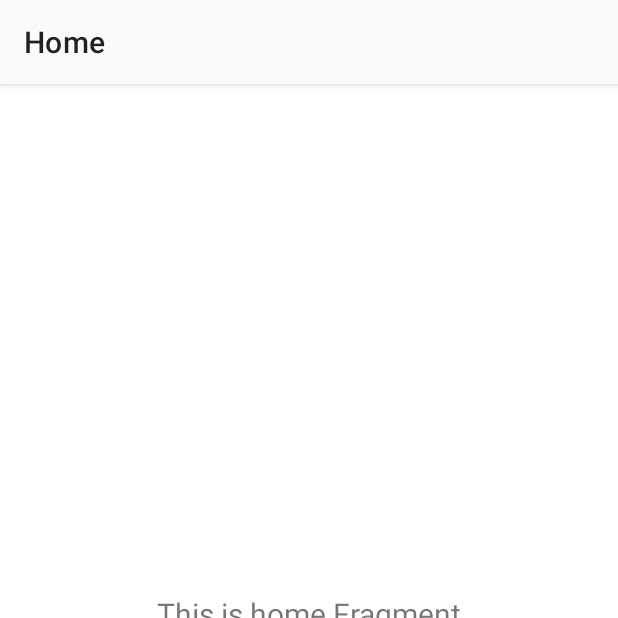
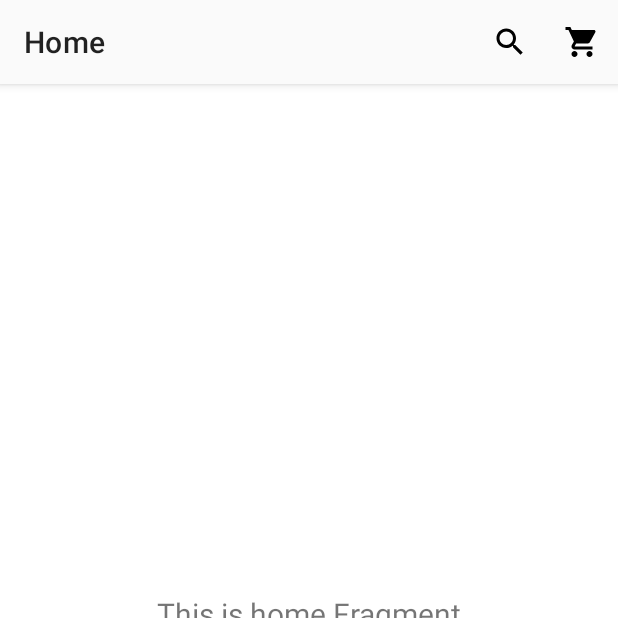
Before and after one commit to rizkyhamdana/BumdesPrototype, an Android app: the screen it shows after launch (MainActivity), on a phone screen of 412 x 824 dp, the top half of it. Run offline under Robolectric (Android 15) with nearby library versions, the phone set to English and light mode, and no system bars; our stand-ins replace navigation-ui; plain views replace SmoothBottomBar; 1 statement that could not run was skipped.

Commit message:
Set HomeFragment Menu Toolbar

```diff
--- a/app/src/main/java/com/rizkyhamdana/bumdesprototype/ui/user/MainActivity.kt
+++ b/app/src/main/java/com/rizkyhamdana/bumdesprototype/ui/user/MainActivity.kt
@@ -1,11 +1,16 @@
 package com.rizkyhamdana.bumdesprototype.ui.user
 
+import android.content.Context
 import android.content.res.ColorStateList
 import android.os.Bundle
+import android.util.AttributeSet
+import android.view.Menu
+import android.view.View
 import android.widget.PopupMenu
 import androidx.appcompat.app.AppCompatActivity
 import androidx.navigation.NavController
 import androidx.navigation.fragment.NavHostFragment
+import androidx.navigation.ui.AppBarConfiguration
 import androidx.navigation.ui.setupActionBarWithNavController
 import com.rizkyhamdana.bumdesprototype.R
 import com.rizkyhamdana.bumdesprototype.databinding.ActivityMainBinding
@@ -23,7 +28,8 @@ class MainActivity : AppCompatActivity() {
         setSupportActionBar(binding.toolBar)
         val navHost = supportFragmentManager.findFragmentById(R.id.nav_host_fragment_activity_main) as NavHostFragment
         navController = navHost.navController
-        setupActionBarWithNavController(navController)
+        val appBarConfiguration = AppBarConfiguration(setOf(R.id.navigation_home, R.id.navigation_message, R.id.navigation_profile, R.id.navigation_history))
+        setupActionBarWithNavController(navController, appBarConfiguration)
         setupSmoothBottomMenu()
     }
 
@@ -37,4 +43,5 @@ class MainActivity : AppCompatActivity() {
     override fun onNavigateUp(): Boolean {
         return navController.navigateUp() || super.onSupportNavigateUp()
     }
+
 }
--- a/app/src/main/java/com/rizkyhamdana/bumdesprototype/ui/user/home/HomeFragment.kt
+++ b/app/src/main/java/com/rizkyhamdana/bumdesprototype/ui/user/home/HomeFragment.kt
@@ -1,9 +1,14 @@
 package com.rizkyhamdana.bumdesprototype.ui.user.home
 
+import android.app.SearchManager
+import android.content.Context
+import android.graphics.Color
 import android.os.Bundle
 import android.view.*
 import android.widget.TextView
-import androidx.appcompat.app.AppCompatActivity
+import android.widget.Toast
+import androidx.appcompat.widget.SearchView
+import androidx.appcompat.widget.Toolbar
 import androidx.fragment.app.Fragment
 import androidx.lifecycle.ViewModelProvider
 import com.rizkyhamdana.bumdesprototype.R
@@ -12,10 +17,15 @@ import com.rizkyhamdana.bumdesprototype.databinding.FragmentHomeBinding
 class HomeFragment : Fragment() {
 
     private var _binding: FragmentHomeBinding? = null
-
+    private lateinit var toolbar: Toolbar
     // This property is only valid between onCreateView and
     // onDestroyView.
     private val binding get() = _binding!!
+
+    override fun onCreate(savedInstanceState: Bundle?) {
+        super.onCreate(savedInstanceState)
+        setHasOptionsMenu(true)
+    }
 
     override fun onCreateView(
         inflater: LayoutInflater,
@@ -27,11 +37,6 @@ class HomeFragment : Fragment() {
 
         _binding = FragmentHomeBinding.inflate(inflater, container, false)
         val root: View = binding.root
-//        val mainActivity = activity as AppCompatActivity
-//        if (mainActivity.supportActionBar != null){
-//            mainActivity.supportActionBar!!.hide()
-//        }
-
         val textView: TextView = binding.textHome
         homeViewModel.text.observe(viewLifecycleOwner) {
             textView.text = it
@@ -46,6 +51,27 @@ class HomeFragment : Fragment() {
 
     override fun onCreateOptionsMenu(menu: Menu, inflater: MenuInflater) {
         inflater.inflate(R.menu.home_menu, menu)
-        super.onCreateOptionsMenu(menu, inflater)
+
+        val searchItem = menu.findItem(R.id.menu_search)
+        val searchView : SearchView = searchItem.actionView as SearchView
+        searchView.findViewById<View>(androidx.appcompat.R.id.search_plate).setBackgroundColor(Color.TRANSPARENT)
+        searchView.queryHint = "Cari makanan...."
+
+        searchView.setOnQueryTextListener(object : SearchView.OnQueryTextListener{
+            override fun onQueryTextSubmit(query: String?): Boolean {
+                searchView.clearFocus()
+                searchView.setQuery("", false)
+                searchItem.collapseActionView()
+                Toast.makeText(activity, "Looking for $query", Toast.LENGTH_SHORT).show()
+                return true
+            }
+
+            override fun onQueryTextChange(newText: String?): Boolean {
+                return false
+            }
+
+        })
+
     }
+
 }
--- a/app/src/main/java/com/rizkyhamdana/bumdesprototype/ui/user/message/MessageViewModel.kt
+++ b/app/src/main/java/com/rizkyhamdana/bumdesprototype/ui/user/message/MessageViewModel.kt
@@ -7,7 +7,7 @@ import androidx.lifecycle.ViewModel
 class MessageViewModel : ViewModel() {
 
     private val _text = MutableLiveData<String>().apply {
-        value = "This is dashboard Fragment"
+        value = "This is messages Fragment"
     }
     val text: LiveData<String> = _text
 }
--- a/app/src/main/res/menu/home_menu.xml
+++ b/app/src/main/res/menu/home_menu.xml
@@ -6,6 +6,7 @@
         android:id="@+id/menu_search"
         android:title="@string/search"
         android:icon="@drawable/ic_baseline_search_24"
+        app:actionViewClass="androidx.appcompat.widget.SearchView"
         app:showAsAction="ifRoom|collapseActionView"/>
 
     <item
```
